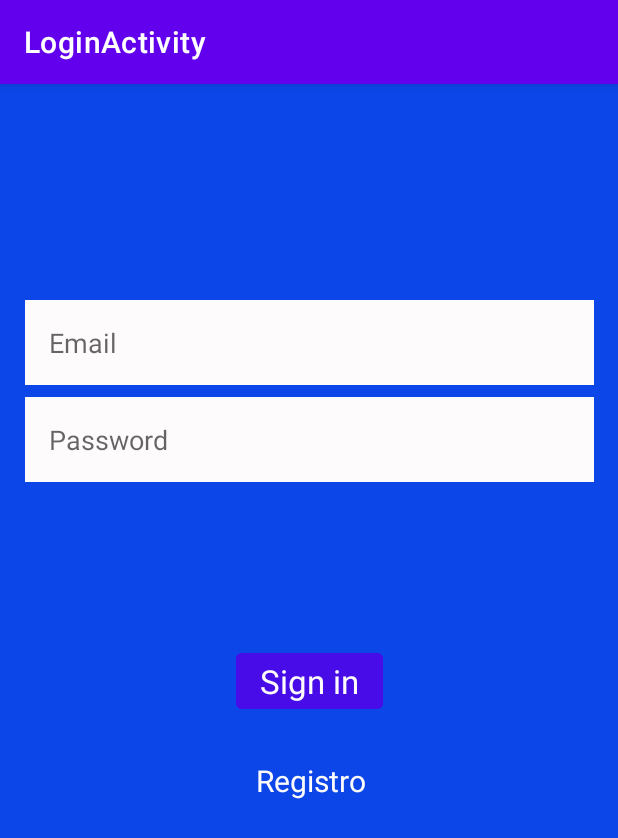
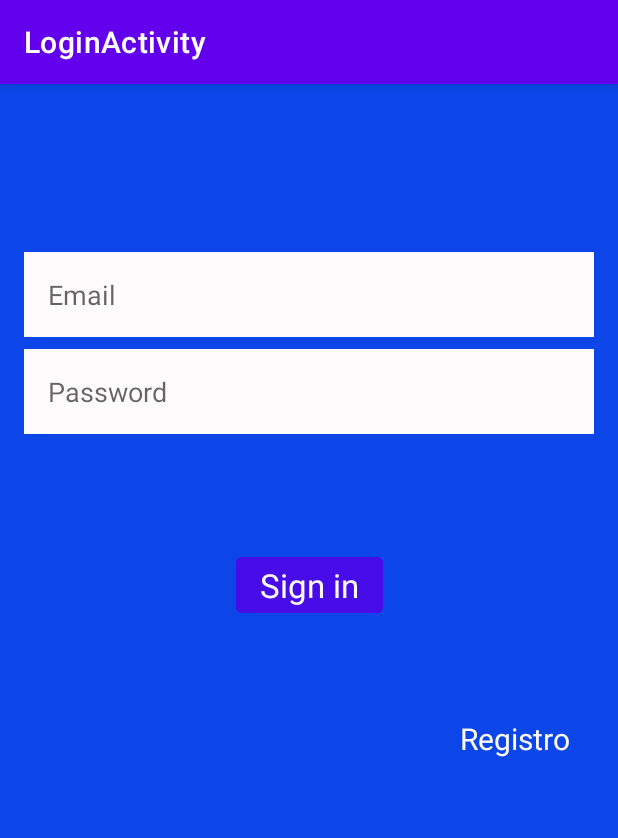
Before and after one commit to programadormovel/MiniProjeto2022, an Android app: the screen it shows after launch (LoginActivity), on a phone screen of 412 x 824 dp. Shown: the top 838 px of the screen. Run offline under Robolectric (Android 15) with nearby library versions, the phone set to English and light mode, and no system bars.

Commit message:
Ajustes na tela de login

```diff
--- a/app/src/main/res/layout/activity_login.xml
+++ b/app/src/main/res/layout/activity_login.xml
@@ -17,7 +17,7 @@
         android:id="@+id/username"
         android:layout_width="0dp"
         android:layout_height="wrap_content"
-        android:layout_marginTop="128dp"
+        android:layout_marginTop="96dp"
         android:background="@color/ic_launcher_background"
         android:backgroundTintMode="screen"
         android:hint="@string/prompt_email"
@@ -25,12 +25,12 @@
         android:padding="16dp"
         android:selectAllOnFocus="true"
         app:layout_constraintEnd_toEndOf="parent"
-        app:layout_constraintStart_toStartOf="@+id/password"
+        app:layout_constraintStart_toStartOf="parent"
         app:layout_constraintTop_toTopOf="parent" />
 
     <EditText
         android:id="@+id/password"
-        android:layout_width="379dp"
+        android:layout_width="0dp"
         android:layout_height="wrap_content"
         android:layout_marginTop="8dp"
         android:background="@color/ic_launcher_background"
@@ -42,6 +42,7 @@
         android:padding="16dp"
         android:selectAllOnFocus="true"
         app:layout_constraintEnd_toEndOf="parent"
+        app:layout_constraintStart_toStartOf="parent"
         app:layout_constraintTop_toBottomOf="@+id/username" />
 
     <Button
@@ -49,15 +50,15 @@
         android:layout_width="wrap_content"
         android:layout_height="wrap_content"
         android:layout_gravity="start"
-        android:layout_marginTop="108dp"
+        android:layout_marginTop="76dp"
         android:backgroundTint="@color/blueB"
         android:enabled="false"
         android:text="@string/action_sign_in_short"
         android:textAppearance="@style/TextAppearance.AppCompat.Large"
         android:textColor="@color/ic_launcher_background"
         android:textColorLink="@color/ic_launcher_background"
-        app:layout_constraintEnd_toEndOf="@+id/password"
-        app:layout_constraintStart_toStartOf="@+id/password"
+        app:layout_constraintEnd_toEndOf="parent"
+        app:layout_constraintStart_toStartOf="parent"
         app:layout_constraintTop_toBottomOf="@+id/password" />
 
     <ProgressBar
@@ -75,15 +76,15 @@
         android:id="@+id/txv_register"
         android:layout_width="wrap_content"
         android:layout_height="wrap_content"
-        android:layout_marginTop="28dp"
-        android:layout_marginEnd="11dp"
+        android:layout_marginTop="64dp"
+        android:layout_marginEnd="16dp"
         android:contentDescription="Cadastre-se no App"
         android:lineSpacingExtra="16sp"
         android:text="Registro"
         android:textColor="@color/ic_launcher_background"
         android:textIsSelectable="false"
         android:textSize="20sp"
-        app:layout_constraintEnd_toEndOf="@+id/login"
+        app:layout_constraintEnd_toEndOf="parent"
         app:layout_constraintTop_toBottomOf="@+id/login" />
 
 </androidx.constraintlayout.widget.ConstraintLayout>
```
